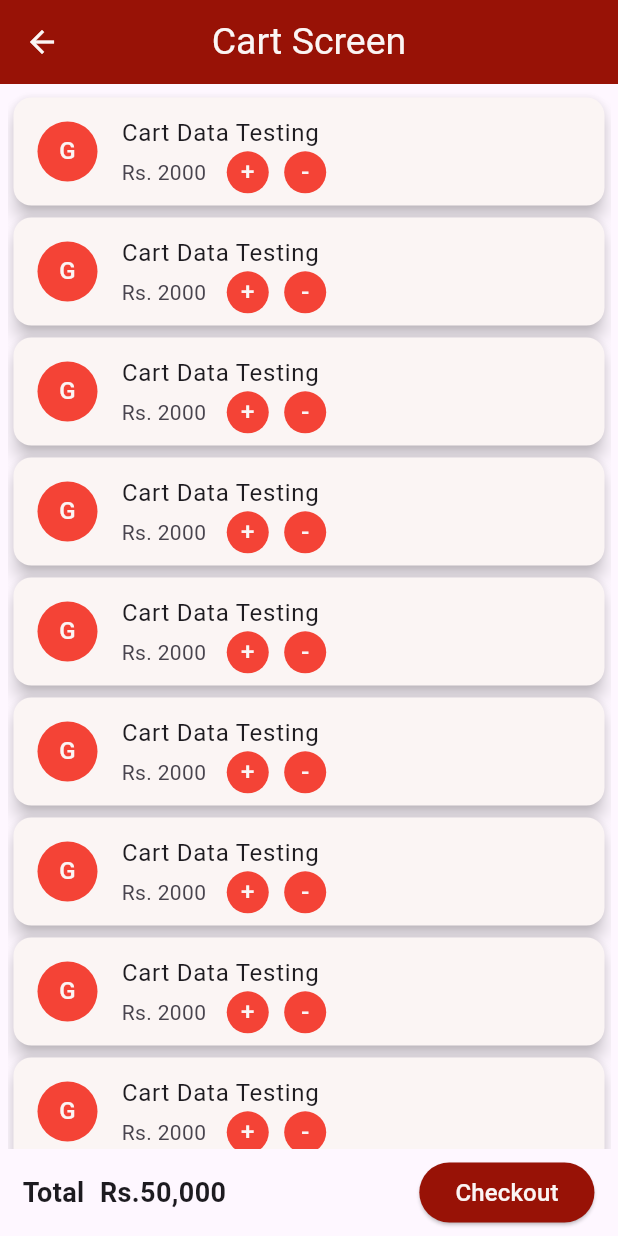
After one commit to anky17/Gadget-Shop, a Flutter app: the CartScreen screen opened directly, on a phone screen of 412 x 824 dp. The commit adds this screen. Run offline on Flutter 3.47's test engine with Material 3 defaults, Android fonts, the phone set to English and light mode, and no system bars; our stand-ins replace cached_network_image, carousel_slider, cloud_firestore, firebase_auth, firebase_core, firebase_messaging and 5 more; missing offline and left inert: image_card; accounts and stored records are empty.

Commit message:
Add: Basic Cart screen added

```diff
--- a/lib/controllers/forgot_password_controller.dart
+++ b/lib/controllers/forgot_password_controller.dart
@@ -1,6 +1,6 @@
 import 'package:firebase_auth/firebase_auth.dart';
 import 'package:flutter_easyloading/flutter_easyloading.dart';
-import 'package:gadgetshop/screens/auth/sign_in_screen.dart';
+import 'package:gadgetshop/views/auth/sign_in_screen.dart';
 import 'package:gadgetshop/utils/snackbar_utils.dart';
 import 'package:get/get.dart';
 
--- a/lib/controllers/google_sign_in_controller.dart
+++ b/lib/controllers/google_sign_in_controller.dart
@@ -3,7 +3,7 @@ import 'package:firebase_auth/firebase_auth.dart';
 import 'package:flutter_easyloading/flutter_easyloading.dart';
 import 'package:gadgetshop/controllers/get_device_token_controller.dart';
 import 'package:gadgetshop/models/user_model.dart';
-import 'package:gadgetshop/screens/user/home_screen.dart';
+import 'package:gadgetshop/views/user/home_screen.dart';
 import 'package:get/get.dart';
 import 'package:google_sign_in/google_sign_in.dart';
 
--- a/lib/screens/auth/sign_in_screen.dart
+++ b/lib/views/auth/sign_in_screen.dart
@@ -2,9 +2,9 @@ import 'package:firebase_auth/firebase_auth.dart';
 import 'package:flutter/material.dart';
 import 'package:flutter_keyboard_visibility/flutter_keyboard_visibility.dart';
 import 'package:gadgetshop/controllers/sign_in_controller.dart';
-import 'package:gadgetshop/screens/auth/forgot_password_screen.dart';
-import 'package:gadgetshop/screens/auth/sign_up_screen.dart';
-import 'package:gadgetshop/screens/user/home_screen.dart';
+import 'package:gadgetshop/views/auth/forgot_password_screen.dart';
+import 'package:gadgetshop/views/auth/sign_up_screen.dart';
+import 'package:gadgetshop/views/user/home_screen.dart';
 import 'package:gadgetshop/utils/app_constant.dart';
 import 'package:gadgetshop/utils/snackbar_utils.dart';
 import 'package:gadgetshop/widgets/auth_button_widget.dart';
--- a/lib/screens/auth/sign_up_screen.dart
+++ b/lib/views/auth/sign_up_screen.dart
@@ -2,7 +2,7 @@ import 'package:firebase_auth/firebase_auth.dart';
 import 'package:flutter/material.dart';
 import 'package:flutter_keyboard_visibility/flutter_keyboard_visibility.dart';
 import 'package:gadgetshop/controllers/sign_up_controller.dart';
-import 'package:gadgetshop/screens/auth/sign_in_screen.dart';
+import 'package:gadgetshop/views/auth/sign_in_screen.dart';
 import 'package:gadgetshop/utils/app_constant.dart';
 import 'package:gadgetshop/utils/snackbar_utils.dart';
 import 'package:gadgetshop/widgets/auth_button_widget.dart';
--- a/lib/screens/user/welcome_screen.dart
+++ b/lib/views/auth/welcome_screen.dart
@@ -1,6 +1,6 @@
 import 'package:flutter/material.dart';
 import 'package:gadgetshop/controllers/google_sign_in_controller.dart';
-import 'package:gadgetshop/screens/auth/sign_in_screen.dart';
+import 'package:gadgetshop/views/auth/sign_in_screen.dart';
 import 'package:gadgetshop/utils/app_constant.dart';
 import 'package:get/get.dart';
 import 'package:lottie/lottie.dart';
--- /dev/null
+++ b/lib/views/user/cart_screen.dart
@@ -0,0 +1,117 @@
+import 'package:flutter/material.dart';
+import 'package:gadgetshop/utils/app_constant.dart';
+import 'package:get/route_manager.dart';
+
+class CartScreen extends StatefulWidget {
+  const CartScreen({super.key});
+
+  @override
+  State<CartScreen> createState() => _CartScreenState();
+}
+
+class _CartScreenState extends State<CartScreen> {
+  @override
+  Widget build(BuildContext context) {
+    return Scaffold(
+      appBar: AppBar(
+        iconTheme: IconThemeData(color: AppConstant.appStatusBarColor),
+        backgroundColor: AppConstant.appSecondaryColor,
+        title: Text(
+          "Cart Screen",
+          style: TextStyle(fontSize: 25, color: AppConstant.appTextColor),
+        ),
+        centerTitle: true,
+      ),
+      body: Padding(
+        padding: EdgeInsets.all(5),
+        child: ListView.builder(
+          itemCount: 250,
+          shrinkWrap: true,
+          physics: BouncingScrollPhysics(),
+          itemBuilder: (context, index) {
+            return Card(
+              color: AppConstant.appTextColor,
+              elevation: 5,
+              child: ListTile(
+                leading: CircleAvatar(
+                  backgroundColor: Colors.red.shade500,
+                  child: Text(
+                    "G",
+                    style: TextStyle(color: AppConstant.appTextColor),
+                  ),
+                ),
+                title: Text("Cart Data Testing"),
+                subtitle: Row(
+                  children: [
+                    Text("Rs. 2000"),
+                    SizedBox(width: Get.width / 30),
+                    CircleAvatar(
+                      radius: 14,
+                      backgroundColor: Colors.red.shade500,
+                      child: Text(
+                        "+",
+                        style: TextStyle(color: AppConstant.appTextColor),
+                      ),
+                    ),
+                    SizedBox(width: Get.width / 40),
+                    CircleAvatar(
+                      radius: 14,
+                      backgroundColor: Colors.red.shade500,
+                      child: Text(
+                        "-",
+                        style: TextStyle(color: AppConstant.appTextColor),
+                      ),
+                    )
+                  ],
+                ),
+              ),
+            );
+          },
+        ),
+      ),
+      bottomNavigationBar: Container(
+        margin: EdgeInsets.only(bottom: 5),
+        child: Padding(
+          padding: const EdgeInsets.symmetric(horizontal: 15.0),
+          child: Row(
+            children: [
+              Text(
+                "Total",
+                style: TextStyle(
+                  fontWeight: FontWeight.bold,
+                  fontSize: 18,
+                ),
+              ),
+              SizedBox(width: Get.width / 40),
+              Text(
+                "Rs.50,000",
+                style: TextStyle(
+                  fontWeight: FontWeight.bold,
+                  fontSize: 18,
+                ),
+              ),
+              SizedBox(width: Get.width / 3.2),
+              ElevatedButton(
+                onPressed: () {},
+                style: ElevatedButton.styleFrom(
+                  backgroundColor: AppConstant.appSecondaryColor,
+                  foregroundColor: AppConstant.appTextColor,
+                  shape: RoundedRectangleBorder(
+                    borderRadius: BorderRadius.circular(25),
+                  ),
+                ),
+                child: Text(
+                  "Checkout",
+                  style: TextStyle(
+                    fontSize: 16,
+                    fontWeight: FontWeight.w500,
+                  ),
+                ),
+              ),
+            ],
+          ),
+        ),
+      ),
+    );
+  }
+}
--- a/lib/screens/user/home_screen.dart
+++ b/lib/views/user/home_screen.dart
@@ -1,8 +1,9 @@
 import 'package:flutter/material.dart';
 import 'package:flutter/services.dart';
-import 'package:gadgetshop/screens/user/all_categories_screen.dart';
-import 'package:gadgetshop/screens/user/all_flash_sale_screen.dart';
-import 'package:gadgetshop/screens/user/all_products_screen.dart';
+import 'package:gadgetshop/views/user/all_categories_screen.dart';
+import 'package:gadgetshop/views/user/all_flash_sale_screen.dart';
+import 'package:gadgetshop/views/user/all_products_screen.dart';
+import 'package:gadgetshop/views/user/cart_screen.dart';
 import 'package:gadgetshop/widgets/all_products_widget.dart';
 import 'package:gadgetshop/widgets/carousel_widget.dart';
 import 'package:gadgetshop/widgets/category_slider_widget.dart';
@@ -36,6 +37,12 @@ class _HomeScreenState extends State<HomeScreen> {
               fontWeight: FontWeight.bold, color: AppConstant.appTextColor),
         ),
         centerTitle: true,
+        actions: [
+          IconButton(
+            onPressed: () => Get.to(() => CartScreen()),
+            icon: Icon(Icons.shopping_cart_checkout),
+          )
+        ],
       ),
       drawer: DrawerWidget(),
       body: SingleChildScrollView(
--- a/lib/screens/user/products_detail_screen.dart
+++ b/lib/views/user/products_detail_screen.dart
@@ -4,6 +4,7 @@ import 'package:flutter/cupertino.dart';
 import 'package:flutter/material.dart';
 import 'package:gadgetshop/models/products_model.dart';
 import 'package:gadgetshop/utils/app_constant.dart';
+import 'package:gadgetshop/views/user/cart_screen.dart';
 import 'package:get/get.dart';
 
 class ProductsDetailScreen extends StatefulWidget {
@@ -25,6 +26,12 @@ class _ProductsDetailScreenState extends State<ProductsDetailScreen> {
           "Product Details",
           style: TextStyle(color: AppConstant.appTextColor),
         ),
+        actions: [
+          IconButton(
+            onPressed: () => Get.to(() => CartScreen()),
+            icon: Icon(Icons.shopping_cart_checkout),
+          )
+        ],
       ),
       body: Container(
         margin: EdgeInsets.only(top: 10),
--- a/lib/screens/user/splash_screen.dart
+++ b/lib/views/user/splash_screen.dart
@@ -1,8 +1,8 @@
 import 'dart:async';
 import 'package:firebase_auth/firebase_auth.dart';
 import 'package:flutter/material.dart';
-import 'package:gadgetshop/screens/user/home_screen.dart';
-import 'package:gadgetshop/screens/user/welcome_screen.dart';
+import 'package:gadgetshop/views/user/home_screen.dart';
+import 'package:gadgetshop/views/auth/welcome_screen.dart';
 import 'package:gadgetshop/utils/app_constant.dart';
 import 'package:get/get.dart';
 import 'package:lottie/lottie.dart';
@@ -20,7 +20,7 @@ class _SplashScreenState extends State<SplashScreen> {
   @override
   void initState() {
     super.initState();
-    Timer(const Duration(seconds: 5), () {
+    Timer(const Duration(seconds: 2), () {
       loggedIn(context);
     });
   }
--- a/lib/widgets/all_products_widget.dart
+++ b/lib/widgets/all_products_widget.dart
@@ -2,7 +2,7 @@ import 'package:cached_network_image/cached_network_image.dart';
 import 'package:cloud_firestore/cloud_firestore.dart';
 import 'package:flutter/cupertino.dart';
 import 'package:gadgetshop/models/products_model.dart';
-import 'package:gadgetshop/screens/user/products_detail_screen.dart';
+import 'package:gadgetshop/views/user/products_detail_screen.dart';
 import 'package:get/get.dart';
 import 'package:image_card/image_card.dart';
 
--- a/lib/widgets/category_slider_widget.dart
+++ b/lib/widgets/category_slider_widget.dart
@@ -2,7 +2,7 @@ import 'package:cached_network_image/cached_network_image.dart';
 import 'package:cloud_firestore/cloud_firestore.dart';
 import 'package:flutter/cupertino.dart';
 import 'package:gadgetshop/models/category_model.dart';
-import 'package:gadgetshop/screens/user/single_category_product_screen.dart';
+import 'package:gadgetshop/views/user/single_category_product_screen.dart';
 import 'package:get/get.dart';
 import 'package:image_card/image_card.dart';
 
--- a/lib/widgets/drawer_widget.dart
+++ b/lib/widgets/drawer_widget.dart
@@ -1,8 +1,8 @@
 import 'package:firebase_auth/firebase_auth.dart';
 import 'package:flutter/material.dart';
-import 'package:gadgetshop/screens/user/all_products_screen.dart';
-import 'package:gadgetshop/screens/user/home_screen.dart';
-import 'package:gadgetshop/screens/user/welcome_screen.dart';
+import 'package:gadgetshop/views/user/all_products_screen.dart';
+import 'package:gadgetshop/views/user/home_screen.dart';
+import 'package:gadgetshop/views/auth/welcome_screen.dart';
 import 'package:gadgetshop/utils/app_constant.dart';
 import 'package:get/get_core/src/get_main.dart';
 import 'package:get/get_navigation/src/extension_navigation.dart';
--- a/lib/widgets/flash_sale_slider_widget.dart
+++ b/lib/widgets/flash_sale_slider_widget.dart
@@ -2,7 +2,7 @@ import 'package:cached_network_image/cached_network_image.dart';
 import 'package:cloud_firestore/cloud_firestore.dart';
 import 'package:flutter/cupertino.dart';
 import 'package:gadgetshop/models/products_model.dart';
-import 'package:gadgetshop/screens/user/products_detail_screen.dart';
+import 'package:gadgetshop/views/user/products_detail_screen.dart';
 import 'package:gadgetshop/utils/app_constant.dart';
 import 'package:get/get.dart';
 import 'package:image_card/image_card.dart';
```
Also changed, not shown: lib/main.dart (+1 -86 lines), lib/models/cart_model.dart (added, +71 -0 lines), lib/views/user/all_categories_screen.dart (renamed from lib/screens/user/all_products_screen.dart, +28 -33 lines), lib/views/user/all_flash_sale_screen.dart (renamed from lib/screens/user/single_category_product_screen.dart, +9 -15 lines), lib/views/user/all_products_screen.dart (renamed from lib/screens/user/all_flash_sale_screen.dart, +11 -13 lines), lib/views/user/single_category_product_screen.dart (renamed from lib/screens/user/all_categories_screen.dart, +36 -23 lines), lib/views/auth/forgot_password_screen.dart (renamed from lib/screens/auth/forgot_password_screen.dart), 1 other file.
